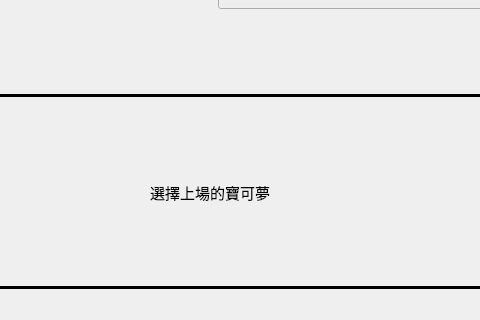
Above: project/gamemainwindow.ui from jeang-bo-yuan/NTUST-OOP-Project3-Pokemon before the change; both pictures show x 132 to 612 and y 310 to 630 of the 1000 by 630 pixel window. Below: the same form after it.
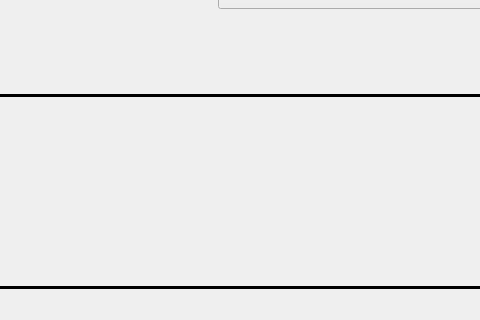
That is the form after the change. The open tabs and pages were chosen to show the change. Icons and pictures are not drawn. Custom widgets are drawn as their Qt base class.

Commit message: 可以選擇pokemon

Patch:
```diff
--- a/project/gamemainwindow.ui
+++ b/project/gamemainwindow.ui
@@ -301,19 +301,11 @@
          </widget>
         </widget>
         <widget class="QWidget" name="subPokemon">
-         <widget class="QLabel" name="label_2">
-          <property name="geometry">
-           <rect>
-            <x>270</x>
-            <y>70</y>
-            <width>181</width>
-            <height>51</height>
-           </rect>
-          </property>
-          <property name="text">
-           <string>選擇上場的寶可夢</string>
-          </property>
-         </widget>
+         <layout class="QHBoxLayout" name="horizontalLayout_4">
+          <item>
+           <widget class="PokemonSelecter" name="subPokemonSelecter" native="true"/>
+          </item>
+         </layout>
         </widget>
         <widget class="QWidget" name="subBag">
          <layout class="QHBoxLayout" name="horizontalLayout_3">
@@ -440,6 +432,12 @@
    <header>BagSelecter.h</header>
    <container>1</container>
   </customwidget>
+  <customwidget>
+   <class>PokemonSelecter</class>
+   <extends>QWidget</extends>
+   <header>PokemonSelecter.h</header>
+   <container>1</container>
+  </customwidget>
  </customwidgets>
  <resources>
   <include location="resource.qrc"/>
```
Left out of the diff: 2 changed lines with no effect on the pictures. The commit also changes 33 other files.
